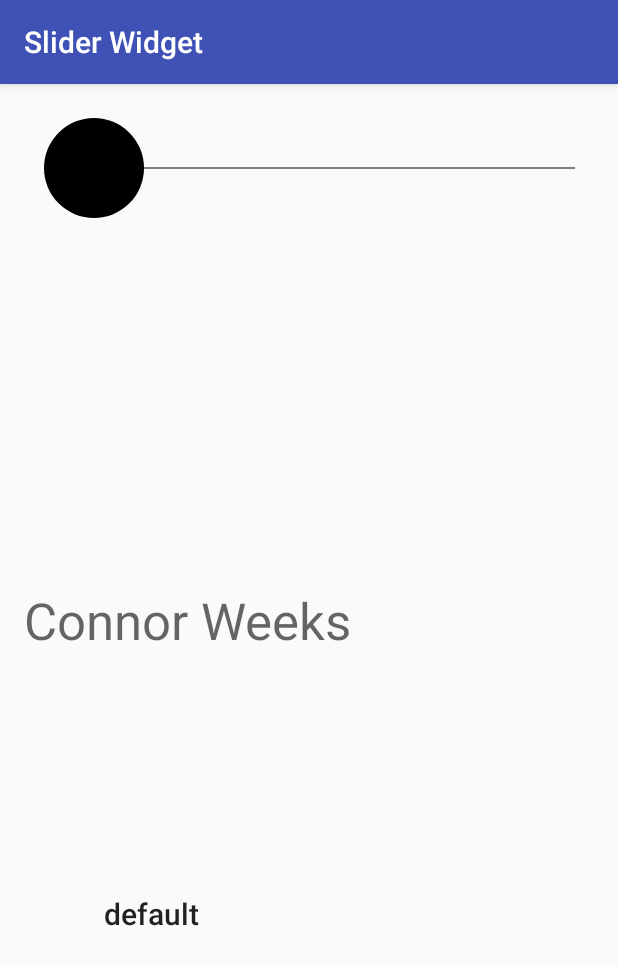
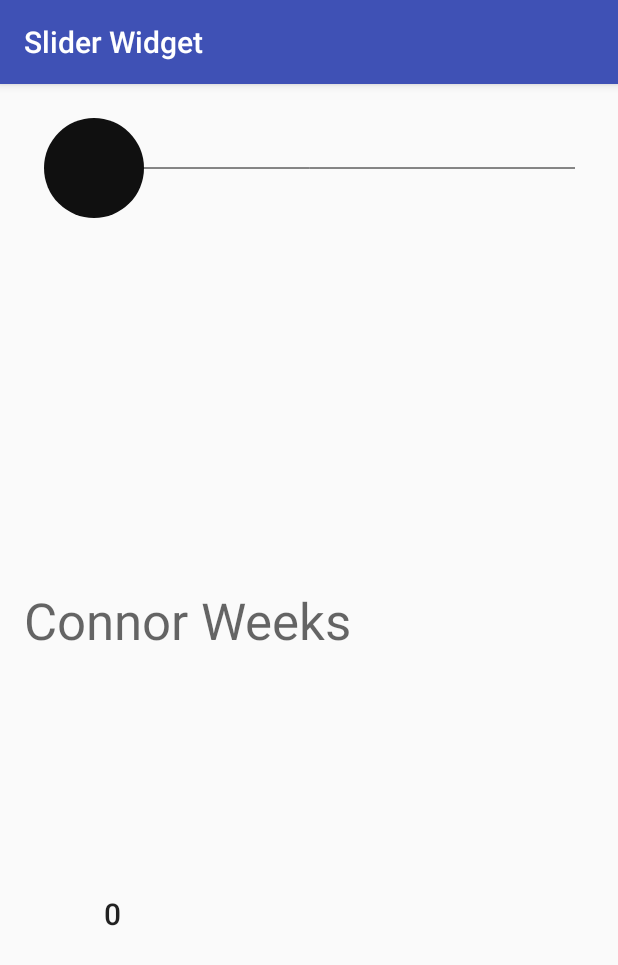
Before and after one commit to cweeks12/CustomSlider, an Android app: the screen it shows after launch (MainActivity), on a phone screen of 412 x 824 dp. Shown: the top 965 px of the screen. Run offline under Robolectric (Android 15) with nearby library versions, the phone set to English and light mode, and no system bars.

Commit message:
Fixed it to show integers and not be red when moving

```diff
--- a/app/src/main/java/space/connorweeks/sliderwidget/MainActivity.java
+++ b/app/src/main/java/space/connorweeks/sliderwidget/MainActivity.java
@@ -27,7 +27,7 @@ public class MainActivity extends AppCompatActivity {
         slider.setOnTouchListener(new View.OnTouchListener(){
             @Override
             public boolean onTouch(View view, MotionEvent unused){
-                ((TextView)view.getRootView().findViewById(R.id.sliderValue)).setText(String.valueOf(slider.getValue()));
+                ((TextView)view.getRootView().findViewById(R.id.sliderValue)).setText(String.valueOf((int)slider.getValue()));
                 return false;
             }
         });
--- a/app/src/main/java/space/connorweeks/sliderwidget/Slider.java
+++ b/app/src/main/java/space/connorweeks/sliderwidget/Slider.java
@@ -55,12 +55,12 @@ public class Slider extends View
         Log.d ("seek","on draw");
         super.onDraw(canvas);
 
-        if (isMoving){
+        /*if (isMoving){
             myPaint.setColor(Color.RED);
         }
         else {
             myPaint.setColor(Color.BLACK);
-        }
+        }*/
         canvas.drawCircle(circleCenter.x,circleCenter.y,radiusOfThumb,myPaint);
         drawLineFromPoints (new PointF(viewTopLeft.x, viewTopLeft.y + topMargin),
                             new PointF(viewBottomRight.x, viewTopLeft.y + topMargin),canvas,myPaint);
--- a/app/src/main/res/layout/activity_main.xml
+++ b/app/src/main/res/layout/activity_main.xml
@@ -44,7 +44,7 @@
         android:layout_marginBottom="42dp"
         android:layout_marginEnd="69dp"
         android:layout_marginStart="69dp"
-        android:text="default"
+        android:text="0"
         android:textAppearance="@style/TextAppearance.AppCompat.Title"
         app:layout_constraintBottom_toBottomOf="parent"
         app:layout_constraintEnd_toEndOf="parent"
```
